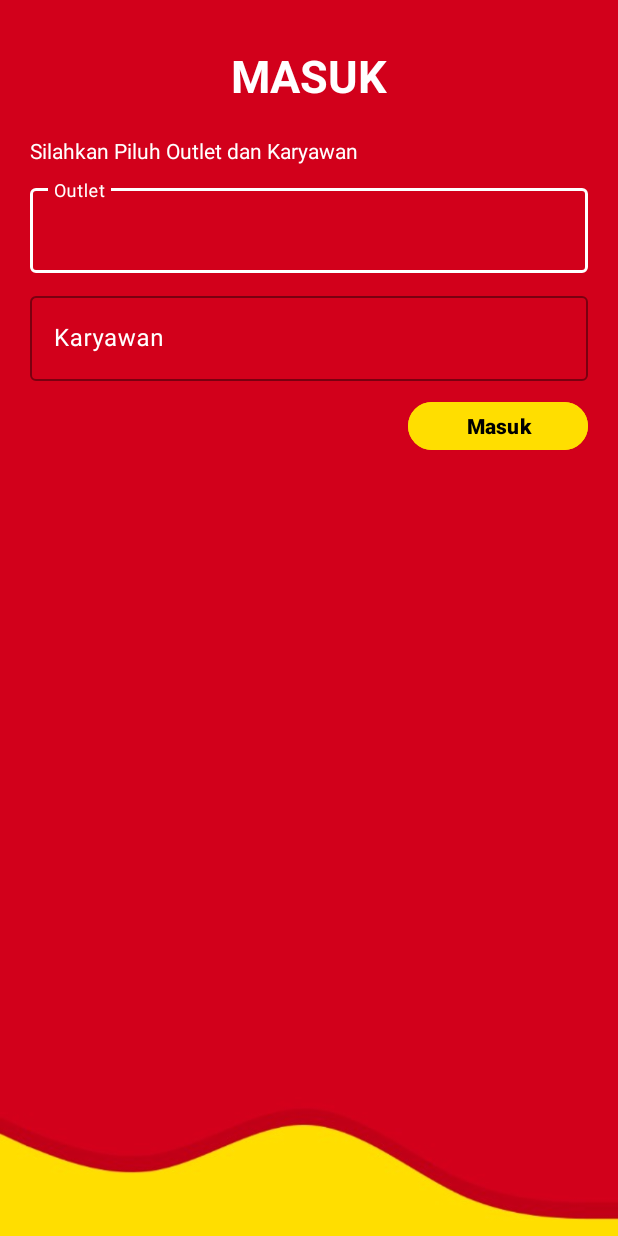
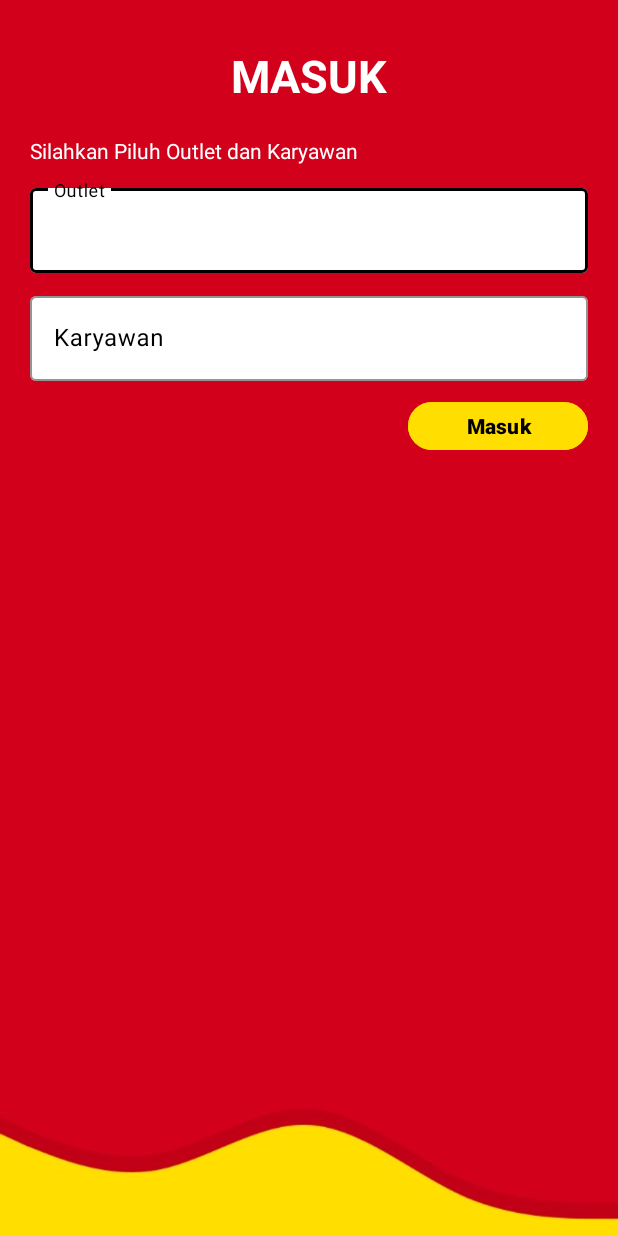
Before and after one commit to RifqiR3/chimoy, an Android app: the screen it shows after launch (login_page), on a phone screen of 412 x 824 dp. Run offline under Robolectric (Android 15) with nearby library versions, the phone set to English and light mode, and no system bars.

Commit message:
login page

```diff
--- a/app/src/main/res/layout/activity_login_page.xml
+++ b/app/src/main/res/layout/activity_login_page.xml
@@ -37,15 +37,16 @@
             android:layout_height="wrap_content"
             android:layout_marginBottom="10dp"
             android:hint="Outlet"
-            android:textColorHint="@color/white"
-            app:hintTextColor="@color/white"
-            app:boxStrokeColor="@color/white">
+            android:textColorHint="@color/black"
+            app:hintTextColor="@color/black"
+            app:boxStrokeColor="@color/black"
+            app:boxBackgroundColor="@color/white">
 
             <com.google.android.material.textfield.TextInputEditText
                 android:id="@+id/etUsernameReg"
                 android:layout_width="match_parent"
                 android:layout_height="wrap_content"
-                android:textColor="@color/white"/>
+                android:textColor="@color/black"/>
 
         </com.google.android.material.textfield.TextInputLayout>
 
@@ -54,15 +55,16 @@
             android:layout_height="wrap_content"
             android:layout_marginBottom="10dp"
             android:hint="Karyawan"
-            android:textColorHint="@color/white"
-            app:hintTextColor="@color/white"
-            app:boxStrokeColor="@color/white">
+            android:textColorHint="@color/black"
+            app:hintTextColor="@color/black"
+            app:boxStrokeColor="@color/black"
+            app:boxBackgroundColor="@color/white">
 
             <com.google.android.material.textfield.TextInputEditText
                 android:id="@+id/karyawan"
                 android:layout_width="match_parent"
                 android:layout_height="wrap_content"
-                android:textColor="@color/white"/>
+                android:textColor="@color/black"/>
 
         </com.google.android.material.textfield.TextInputLayout>
 
```
